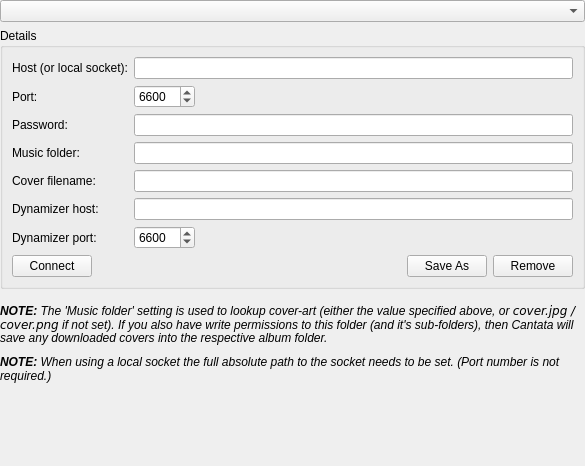
This is gui/serversettings.ui in polpo/cantata-mac as Qt 5 draws it before an edit. The edited form follows.
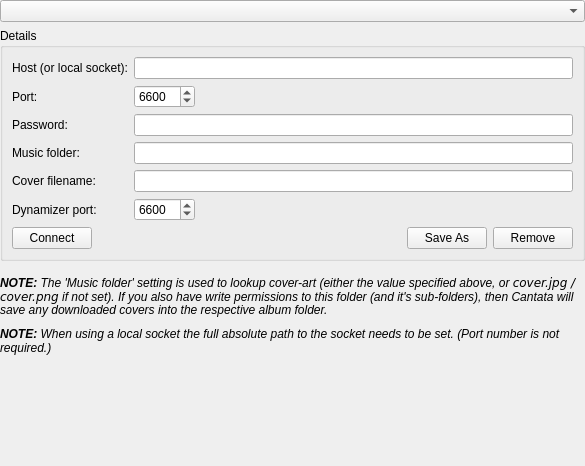
This is the edited form. Custom widgets are drawn as their Qt base class.

Commit message: - Remove cover fetching from dyanmizer - Only add config item for dynamizer port, as remote dynamizer should really be on the same machine as MPD.

Patch:
```diff
--- a/gui/serversettings.ui
+++ b/gui/serversettings.ui
@@ -98,20 +98,7 @@
          <widget class="DirRequester" name="dir"/>
         </item>
         <item row="5" column="0">
-         <widget class="BuddyLabel" name="dynamicHostLabel">
-          <property name="text">
-           <string>Dynamizer host:</string>
-          </property>
-          <property name="buddy">
-           <cstring>dynamicHost</cstring>
-          </property>
-         </widget>
-        </item>
-        <item row="5" column="1">
-         <widget class="LineEdit" name="dynamicHost"/>
-        </item>
-        <item row="6" column="0">
-         <widget class="BuddyLabel" name="dynamicPortLabel">
+         <widget class="BuddyLabel" name="dynamizerPortLabel">
           <property name="text">
            <string>Dynamizer port:</string>
           </property>
@@ -120,10 +107,10 @@
           </property>
          </widget>
         </item>
-        <item row="6" column="1">
-         <widget class="SpinBox" name="dynamicPort">
+        <item row="5" column="1">
+         <widget class="SpinBox" name="dynamizerPort">
           <property name="minimum">
-           <number>1</number>
+           <number>0</number>
           </property>
           <property name="maximum">
            <number>66000</number>
```
Left out of the diff: 5 changed lines with no effect on the pictures. The commit also changes 7 other files.
